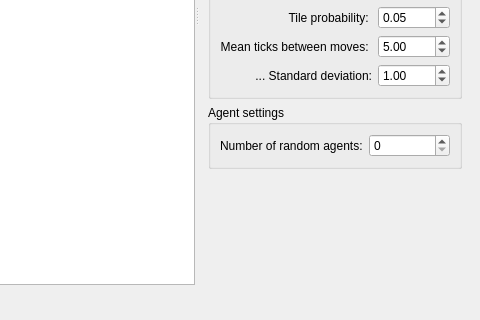
Qt form diplomka/gui/edit.ui (Oxyd/master-thesis) before a commit; both pictures show x 234 to 714 and y 294 to 614 of the 714 by 614 pixel window.
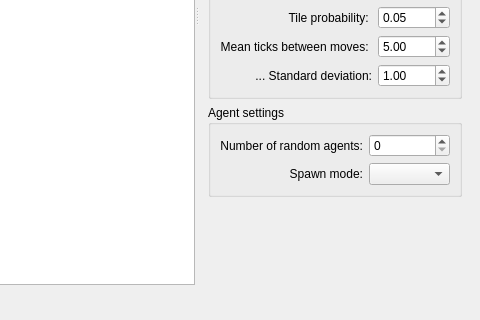
The same form after that commit. Custom widgets are drawn as their Qt base class.

Commit message: Add an option for agents to spawn in a pack

```diff
--- a/diplomka/gui/edit.ui
+++ b/diplomka/gui/edit.ui
@@ -236,6 +236,9 @@
              <property name="text">
               <string>Number of random agents:</string>
              </property>
+             <property name="alignment">
+              <set>Qt::AlignRight|Qt::AlignTrailing|Qt::AlignVCenter</set>
+             </property>
             </widget>
            </item>
            <item row="0" column="1">
@@ -245,6 +248,19 @@
              </property>
             </widget>
            </item>
+           <item row="1" column="0">
+            <widget class="QLabel" name="label_7">
+             <property name="text">
+              <string>Spawn mode:</string>
+             </property>
+             <property name="alignment">
+              <set>Qt::AlignRight|Qt::AlignTrailing|Qt::AlignVCenter</set>
+             </property>
+            </widget>
+           </item>
+           <item row="1" column="1">
+            <widget class="QComboBox" name="agents_spawn_combo"/>
+           </item>
           </layout>
          </widget>
         </item>
```
The commit also changes 3 other files.
